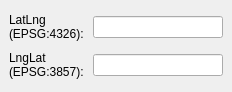
Before: the Qt Designer form latlng_info_dockwidget_base.ui in tkykwtnb/LatLngInfo, drawn with Qt 5.
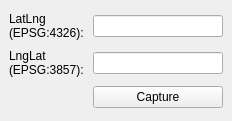
After: the same form once the commit is applied.

Commit message: 座標表示処理の整理。 キャプチャ開始トリガをボタンに変更。

```diff
--- a/latlng_info_dockwidget_base.ui
+++ b/latlng_info_dockwidget_base.ui
@@ -7,7 +7,7 @@
     <x>0</x>
     <y>0</y>
     <width>232</width>
-    <height>92</height>
+    <height>121</height>
    </rect>
   </property>
   <property name="sizePolicy">
@@ -64,6 +64,20 @@
       </property>
      </widget>
     </item>
+    <item row="3" column="1">
+     <widget class="QPushButton" name="pushButton">
+      <property name="text">
+       <string>Capture</string>
+      </property>
+     </widget>
+    </item>
+    <item row="3" column="0">
+     <widget class="QLabel" name="label_3">
+      <property name="text">
+       <string/>
+      </property>
+     </widget>
+    </item>
    </layout>
   </widget>
  </widget>
```
The commit also changes 2 other files.
